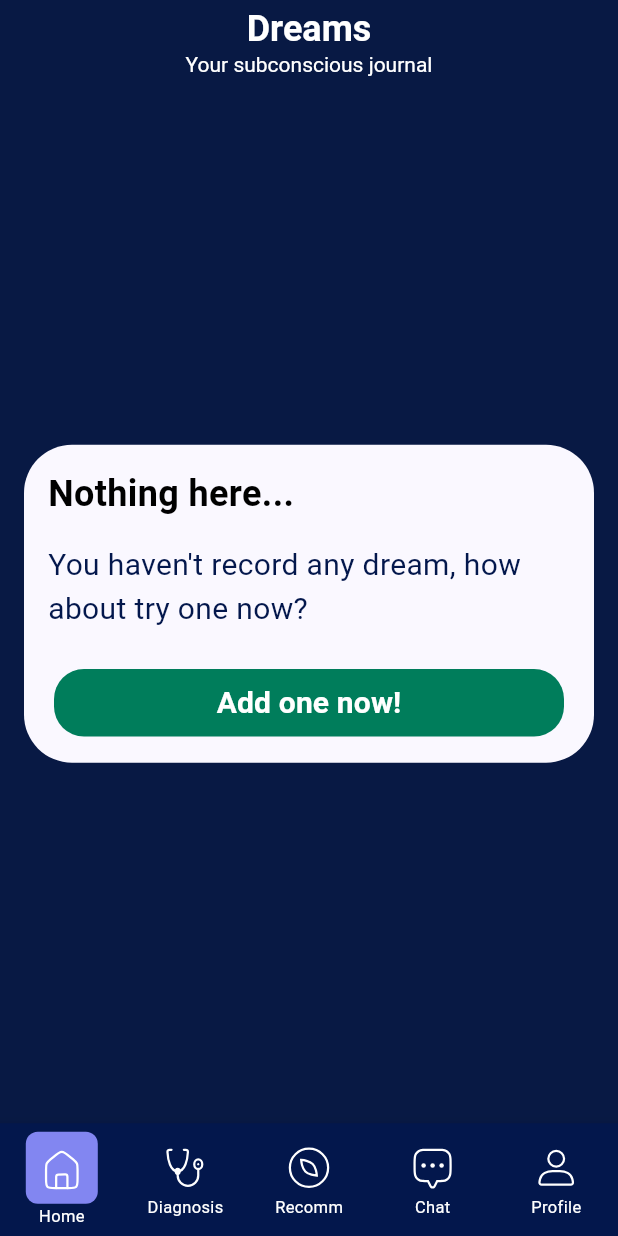
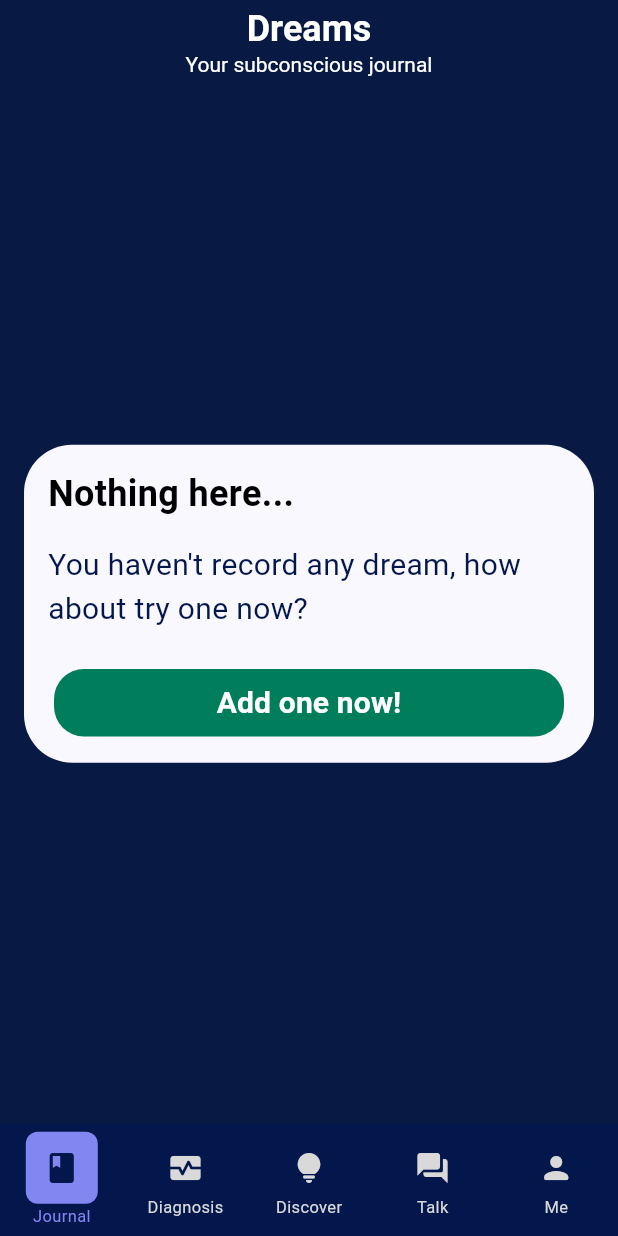
Before and after one commit to Bananacjc/DoctorDream, a Flutter app: the screen it shows after launch, on a phone screen of 412 x 824 dp. Run offline on Flutter 3.47's test engine with Material 3 defaults, Android fonts, the light colour scheme and no system bars; our stand-ins replace flutter_markdown, flutter_svg, google_fonts, google_generative_ai, just_audio, sqflite; missing offline and left inert: audio_session, youtube_explode_dart; accounts and stored records are empty; network calls fail.

Commit message:
Bottom Navigation bar change

```diff
--- a/lib/widgets/custom_bottom_navigation_bar.dart
+++ b/lib/widgets/custom_bottom_navigation_bar.dart
@@ -1,3 +1,4 @@
+import 'package:doctor_dream/constants/color_constant.dart';
 import 'package:flutter/material.dart';
 import 'package:flutter_svg/flutter_svg.dart';
 import '../screens/dream_diagnosis_screen.dart';
@@ -27,18 +28,18 @@ class _CustomBottomNavigationBarState extends State<CustomBottomNavigationBar> {
 
   @override
   Widget build(BuildContext context) {
+    final Color activeColor = ColorConstant.primaryContainer;
+    final Color inactiveColor = ColorConstant.secondaryContainer;
+
     return Scaffold(
-            body: IndexedStack(
-        index: _currentIndex,
-        children: _pages,
-      ),
+      body: IndexedStack(index: _currentIndex, children: _pages),
       bottomNavigationBar: Container(
-        color: Theme.of(context).colorScheme.primary,
+        color: ColorConstant.primary,
         child: SafeArea(
           child: BottomNavigationBar(
-            backgroundColor: Theme.of(context).colorScheme.primary,
-            selectedItemColor: Theme.of(context).colorScheme.onPrimary,
-            unselectedItemColor: Theme.of(context).colorScheme.onPrimary,
+            backgroundColor: ColorConstant.primary,
+            selectedItemColor: activeColor,
+            unselectedItemColor: inactiveColor,
             currentIndex: _currentIndex,
             onTap: (index) => setState(() => _currentIndex = index),
             type: BottomNavigationBarType.fixed,
@@ -48,68 +49,48 @@ class _CustomBottomNavigationBarState extends State<CustomBottomNavigationBar> {
             items: [
               BottomNavigationBarItem(
                 icon: _CustomBottomBarIcon(
-                icon: SvgPicture.asset(
-                  "assets/icons/home_light.svg",
-                  colorFilter: ColorFilter.mode(
-                    Theme.of(context).colorScheme.onPrimary,
-                    BlendMode.srcIn,
+                  icon: Icon(Icons.book_rounded),
+                  selected: _currentIndex == 0,
+                  defaultIconColor: inactiveColor,
+                  selectedIconColor: ColorConstant.primary,
                 ),
-                ),
-                selected: _currentIndex == 0,
-              ),
-              label: 'Home',
+                label: "Journal",
               ),
               BottomNavigationBarItem(
                 icon: _CustomBottomBarIcon(
-                icon: SvgPicture.asset(
-                  "assets/icons/stethoscope_light.svg",
-                  colorFilter: ColorFilter.mode(
-                    Theme.of(context).colorScheme.onPrimary,
-                    BlendMode.srcIn,
-                  ),
-                ),
+                  icon: Icon(Icons.monitor_heart_rounded),
                   selected: _currentIndex == 1,
+                  defaultIconColor: inactiveColor,
+                  selectedIconColor: ColorConstant.primary,
                 ),
                 label: 'Diagnosis',
               ),
               BottomNavigationBarItem(
                 icon: _CustomBottomBarIcon(
-                icon: SvgPicture.asset(
-                  "assets/icons/compass_light.svg",
-                  colorFilter: ColorFilter.mode(
-                    Theme.of(context).colorScheme.onPrimary,
-                    BlendMode.srcIn,
+                  icon: Icon(Icons.lightbulb_rounded),
+                  selected: _currentIndex == 2,
+                  defaultIconColor: inactiveColor,
+                  selectedIconColor: ColorConstant.primary,
                 ),
-                ),
-                selected: _currentIndex == 2,
-              ),
-              label: 'Recomm',
+                label: 'Discover',
               ),
               BottomNavigationBarItem(
                 icon: _CustomBottomBarIcon(
-                icon: SvgPicture.asset(
-                  "assets/icons/chat_light.svg",
-                  colorFilter: ColorFilter.mode(
-                    Theme.of(context).colorScheme.onPrimary,
-                    BlendMode.srcIn,
+                  icon: Icon(Icons.forum_rounded),
+                  selected: _currentIndex == 3,
+                  defaultIconColor: inactiveColor,
+                  selectedIconColor: ColorConstant.primary,
                 ),
-                ),
-                selected: _currentIndex == 3,
-              ),
-              label: 'Chat',
+                label: 'Talk',
               ),
               BottomNavigationBarItem(
                 icon: _CustomBottomBarIcon(
-                icon: SvgPicture.asset(
-                  "assets/icons/user_light.svg",
-                  colorFilter: ColorFilter.mode(
-                    Theme.of(context).colorScheme.onPrimary,
-                    BlendMode.srcIn,
+                  icon: Icon(Icons.person_rounded),
+                  selected: _currentIndex == 4,
+                  defaultIconColor: inactiveColor,
+                  selectedIconColor: ColorConstant.primary,
                 ),
-                ),
-                selected: _currentIndex == 4,
-              ),
-              label: 'Profile',
+                label: 'Me',
               ),
             ],
           ),
@@ -122,17 +103,37 @@ class _CustomBottomNavigationBarState extends State<CustomBottomNavigationBar> {
 class _CustomBottomBarIcon extends StatelessWidget {
   final Widget icon;
   final bool selected;
+  final Color defaultIconColor;
+  final Color selectedIconColor;
 
-  const _CustomBottomBarIcon({required this.icon, required this.selected});
+  const _CustomBottomBarIcon({
+    required this.icon,
+    required this.selected,
+    required this.defaultIconColor,
+    required this.selectedIconColor,
+  });
 
   @override
   Widget build(BuildContext context) {
+    final Color finalIconColor = selected
+        ? selectedIconColor
+        : defaultIconColor;
+
+    Widget coloredIcon = SizedBox(
+      width: 36,
+      height: 36,
+      child: ColorFiltered(
+        colorFilter: ColorFilter.mode(finalIconColor, BlendMode.srcIn),
+        child: icon,
+      ),
+    );
+
     if (selected) {
       return Container(
         width: 48,
         height: 48,
         decoration: BoxDecoration(
-          color: Theme.of(context).colorScheme.primaryContainer,
+          color: ColorConstant.primaryContainer,
           // background
           borderRadius: BorderRadius.circular(8),
         ),
@@ -148,23 +149,12 @@ class _CustomBottomBarIcon extends StatelessWidget {
                 borderRadius: BorderRadius.circular(6),
               ),
             ),
-            // Inner circle
-            // Container(
-            //   width: 40,
-            //   height: 40,
-            //   decoration: BoxDecoration(
-            //     color: Colors.transparent,
-            //     border: Border.all(color: Colors.white, width: 1.5),
-            //     shape: BoxShape.circle,
-            //   ),
-            // ),
-            // Icon
-            SizedBox(width: 36, height: 36, child: icon),
+            coloredIcon,
           ],
         ),
       );
     } else {
-      return SizedBox(width: 36, height: 36, child: icon);
+      return coloredIcon;
     }
   }
 }
```
Lines whose indentation alone changed are shown as unchanged.
